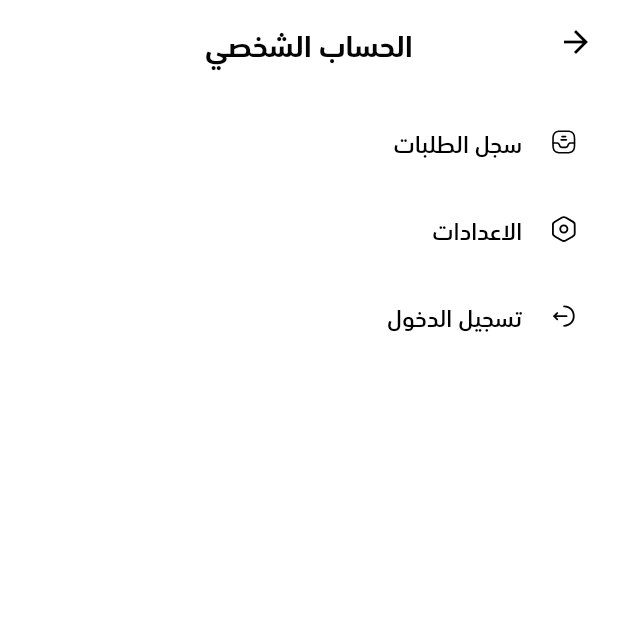
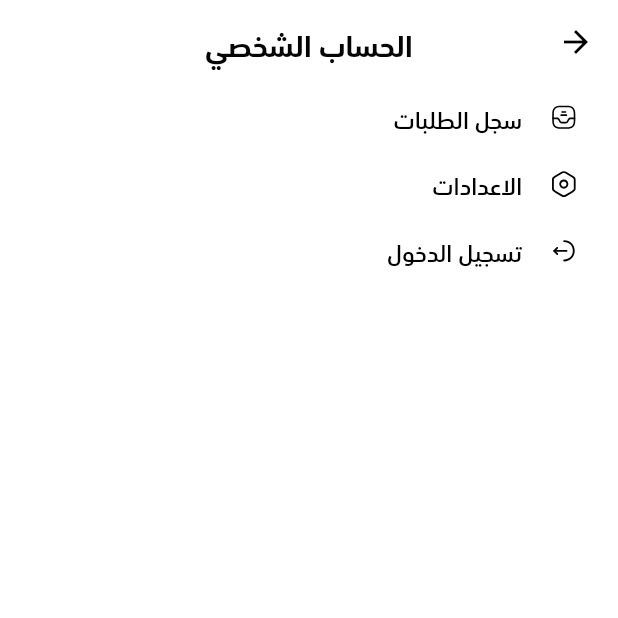
Before and after one commit to Almumez/tawsil_ghaz, a Flutter app: the ProfileView screen opened directly, on a phone screen of 412 x 824 dp, the top half of it. Run offline on Flutter 3.47's test engine with Material 3 defaults, Android fonts, the phone set to English and light mode, and no system bars; our stand-ins replace cached_network_image, dio, dotted_border, easy_localization, firebase_core, firebase_messaging and 17 more; missing offline and left inert: myfatoorah_flutter; accounts and stored records are empty.

Commit message:
style(profile): refine padding in profile view layout
Removed unnecessary vertical spacing and adjusted padding for profile items to enhance layout consistency and improve overall user experience.

```diff
--- a/lib/features/shared/pages/profile/view.dart
+++ b/lib/features/shared/pages/profile/view.dart
@@ -78,7 +78,6 @@ class _ProfileViewState extends State<ProfileView> {
                   ),
                 ],
               ),
-            SizedBox(height: 10.h),
             ...List.generate(
               _buildItems().length,
               (index) => InkWell(
@@ -102,7 +101,7 @@ class _ProfileViewState extends State<ProfileView> {
                       ),
                     ),
                   ],
-                ).withPadding(vertical: 10.h),
+                ).withPadding(vertical: 3 .h),
               ),
             )
           ],
```
